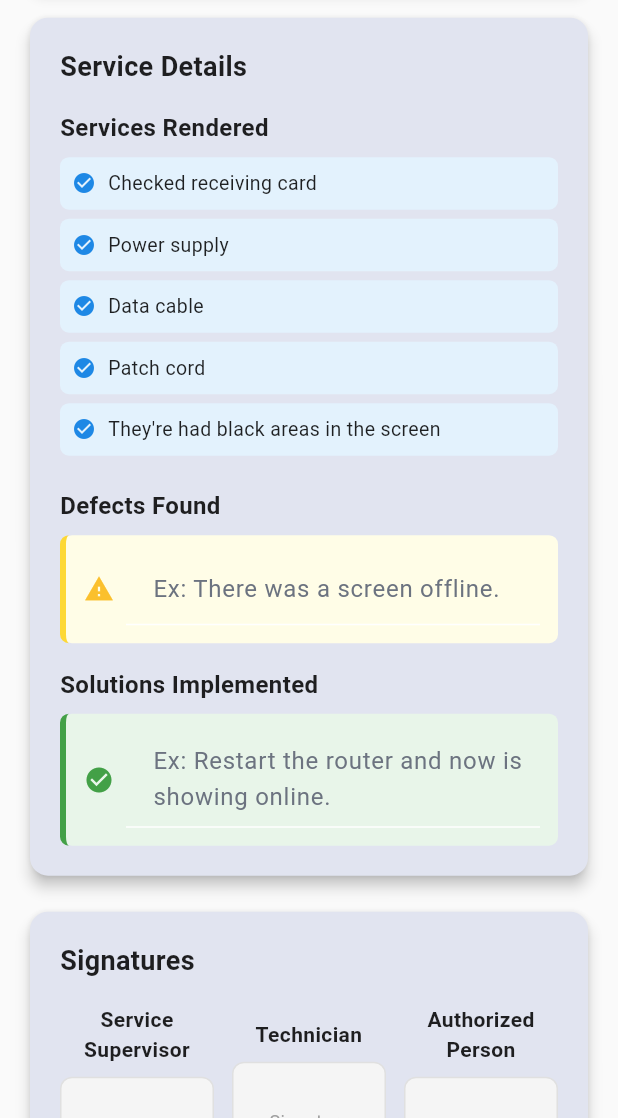
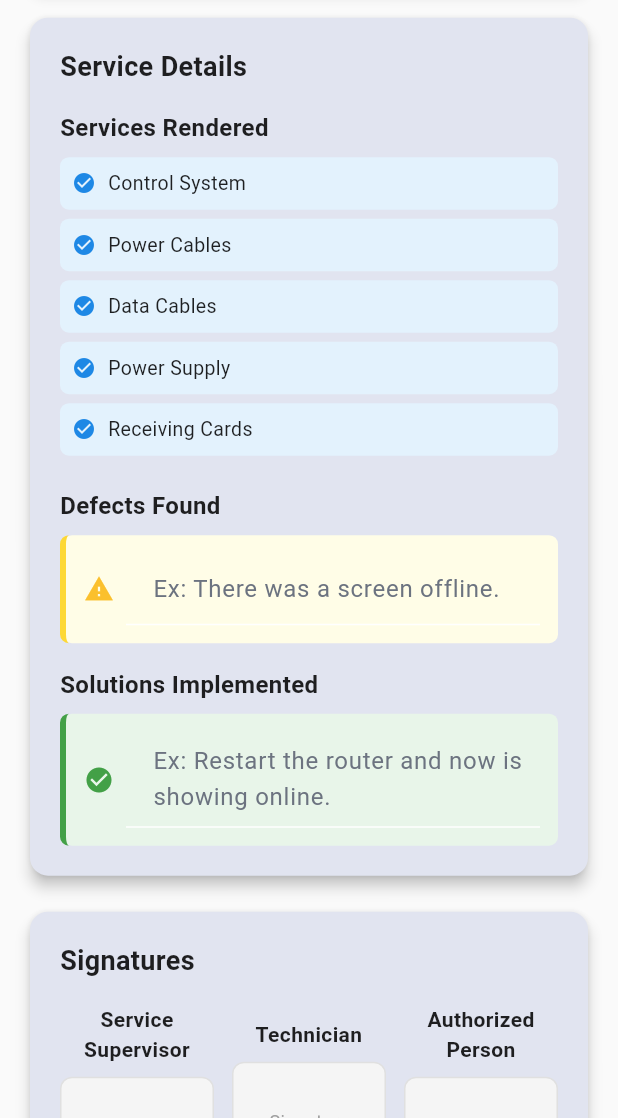
Before and after one commit to Bee-on-Budget/celebritysystems-mobile, a Flutter app: the ServiceReportScreen screen opened directly with empty values, scrolled down 1152 dp, on a phone screen of 412 x 824 dp, the part 118-1236 px from its top. Run offline on Flutter 3.47's test engine with Material 3 defaults, Android fonts, the phone set to English and light mode, and no system bars; our stand-ins replace dio, flutter_bloc, flutter_screenutil, flutter_secure_storage, freezed_annotation, get_it and 4 more; accounts and stored records are empty; generated files the repository leaves out were written again.

Commit message:
make some changes in report UI

```diff
--- a/lib/worker features/report/ui/report.dart
+++ b/lib/worker features/report/ui/report.dart
@@ -110,7 +110,9 @@ class _ServiceReportScreenState extends State<ServiceReportScreen> {
                               .toString()), // ex: '05/02/2025'
                       const SizedBox(height: 12),
                       _buildInfoRow(
-                          Icons.person, 'Customer Name', 'Not specified'),
+                          Icons.screenshot_monitor_rounded,
+                          'Screen Name',
+                          widget.ticket.screenName ?? 'Not specified'),
                     ],
                   ),
                 ),
@@ -156,11 +158,11 @@ class _ServiceReportScreenState extends State<ServiceReportScreen> {
 
   Widget _buildServiceDetailsCard() {
     final servicesRendered = [
-      'Checked receiving card',
-      'Power supply',
-      'Data cable',
-      'Patch cord',
-      'They\'re had black areas in the screen',
+      'Control System',
+      'Power Cables',
+      'Data Cables',
+      'Power Supply',
+      'Receiving Cards',
     ];
 
     return Card(
--- a/lib/worker features/report/ui/widgets/service_type_card.dart
+++ b/lib/worker features/report/ui/widgets/service_type_card.dart
@@ -7,7 +7,7 @@ class MyServicePage extends StatefulWidget {
 
 class _MyServicePageState extends State<MyServicePage> {
   List<Map<String, dynamic>> serviceTypes = [
-    {'name': 'Major Service', 'checked': false},
+    {'name': 'Preventive Maintenance', 'checked': false},
     {'name': 'Regular Service', 'checked': false},
     {'name': 'Call Back Service', 'checked': false},
     {'name': 'Emergency Service', 'checked': false},
@@ -49,6 +49,13 @@ class _MyServicePageState extends State<MyServicePage> {
                     setState(() {
                       serviceTypes[index]['checked'] =
                           !serviceTypes[index]['checked'];
+
+                      for (var element in serviceTypes) {
+                        if (element["checked"] == true &&
+                            element != serviceTypes[index]) {
+                          element["checked"] = false;
+                        }
+                      }
                       print(serviceTypes);
                     });
                   },
```
